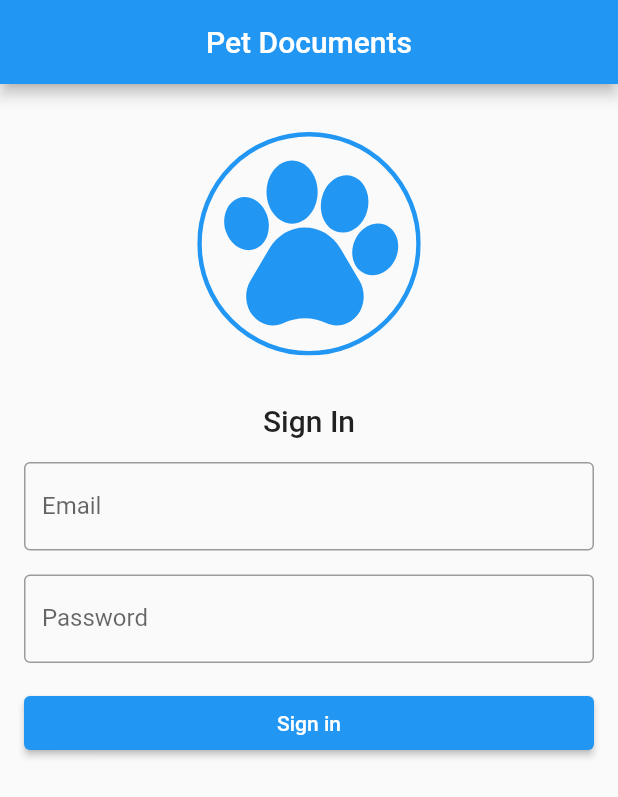
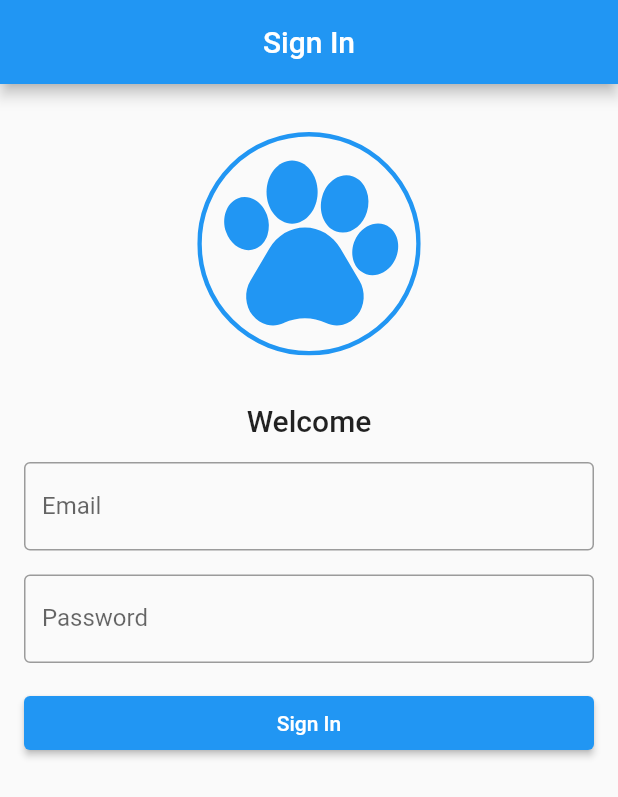
Before and after one commit to badgers-ua/pet-documents-flutter, a Flutter app: the screen it shows after launch, on a phone screen of 412 x 824 dp. Shown: the top 797 px of the screen. Run offline on Flutter 3.47's test engine with Material 2 defaults, Android fonts, the phone set to English and light mode, and no system bars; our stand-ins replace firebase_core, firebase_messaging, flutter_svg; accounts and stored records are empty; generated files the repository leaves out were written again.

```diff
--- /dev/null
+++ b/l10n.yaml
@@ -0,0 +1,3 @@
+arb-dir: lib/l10n
+template-arb-file: app_en.arb
+output_-localization-file: app_localizations.dart
--- /dev/null
+++ b/lib/l10n/l10n.dart
@@ -0,0 +1,13 @@
+import 'package:flutter/material.dart';
+import 'package:flutter_gen/gen_l10n/app_localizations.dart';
+
+class L10n {
+  static final all = [
+    const Locale('en'),
+    const Locale('uk'),
+  ];
+
+  static of(BuildContext context) {
+    return AppLocalizations.of(context);
+  }
+}
--- a/lib/main.dart
+++ b/lib/main.dart
@@ -1,7 +1,12 @@
 import 'package:firebase_core/firebase_core.dart';
 import 'package:firebase_messaging/firebase_messaging.dart';
 import 'package:flutter/material.dart';
+import 'package:flutter_localizations/flutter_localizations.dart';
 import 'package:pdoc/screens/sign_in_screen.dart';
+import 'package:flutter_gen/gen_l10n/app_localizations.dart';
+import 'package:pdoc/screens/tabs_screen.dart';
+
+import 'l10n/l10n.dart';
 
 Future<void> main() async {
   WidgetsFlutterBinding.ensureInitialized();
@@ -14,10 +19,19 @@ class MyApp extends StatelessWidget {
   @override
   Widget build(BuildContext context) {
     return MaterialApp(
-      title: 'Flutter Demo',
+      supportedLocales: L10n.all,
+      localizationsDelegates: [
+        AppLocalizations.delegate,
+        GlobalMaterialLocalizations.delegate,
+        GlobalWidgetsLocalizations.delegate
+        // GlobalCupertinoLocalizations.delegate
+      ],
       theme: ThemeData.light(),
       darkTheme: ThemeData.dark(),
       home: MainScreen(),
+      routes: {
+        TabsScreen.routeName: (context) => TabsScreen(),
+      },
     );
   }
 }
--- a/lib/screens/sign_in_screen.dart
+++ b/lib/screens/sign_in_screen.dart
@@ -1,16 +1,20 @@
-import 'dart:ffi';
-
 import 'package:flutter/material.dart';
 import 'package:flutter/widgets.dart';
 import 'package:flutter_svg/svg.dart';
 import 'package:pdoc/constants.dart';
+import 'package:pdoc/l10n/l10n.dart';
+import 'package:pdoc/screens/tabs_screen.dart';
 
 class SignInScreen extends StatelessWidget {
+  static const routeName = '/sign-in';
+
   @override
   Widget build(BuildContext context) {
     return Scaffold(
       appBar: AppBar(
-        title: Center(child: Text("Pet Documents")),
+        title: Center(
+          child: Text(L10n.of(context).sign_in_screen_app_bar_text),
+        ),
       ),
       body: SingleChildScrollView(
         child: SafeArea(
@@ -29,7 +33,7 @@ class SignInScreen extends StatelessWidget {
                   height: ThemeConstants.spacing(2),
                 ),
                 Text(
-                  "Sign In",
+                  L10n.of(context).sign_in_screen_welcome_text,
                   style: Theme.of(context).textTheme.headline6,
                 ),
                 SizedBox(
@@ -38,7 +42,8 @@ class SignInScreen extends StatelessWidget {
                 TextField(
                   decoration: InputDecoration(
                     border: OutlineInputBorder(),
-                    labelText: 'Email',
+                    labelText:
+                        L10n.of(context).sign_in_screen_email_text_field_text,
                   ),
                 ),
                 SizedBox(
@@ -47,7 +52,8 @@ class SignInScreen extends StatelessWidget {
                 TextField(
                   decoration: InputDecoration(
                     border: OutlineInputBorder(),
-                    labelText: 'Password',
+                    labelText: L10n.of(context)
+                        .sign_in_screen_password_text_field_text,
                   ),
                 ),
                 SizedBox(
@@ -56,8 +62,13 @@ class SignInScreen extends StatelessWidget {
                 SizedBox(
                   width: double.infinity,
                   child: ElevatedButton(
-                    onPressed: () {},
-                    child: Text("Sign in"),
+                    onPressed: () {
+                      Navigator.of(context)
+                          .pushReplacementNamed(TabsScreen.routeName);
+                    },
+                    child: Text(
+                      L10n.of(context).sign_in_screen_sign_in_button_text,
+                    ),
                   ),
                 )
               ],
--- a/pubspec.yaml
+++ b/pubspec.yaml
@@ -23,6 +23,8 @@ environment:
 dependencies:
   flutter:
     sdk: flutter
+  flutter_localizations:
+    sdk: flutter
 
 
   # The following adds the Cupertino Icons font to your application.
@@ -42,6 +44,7 @@ dev_dependencies:
 
 # The following section is specific to Flutter.
 flutter:
+  generate: true
 
   # The following line ensures that the Material Icons font is
   # included with your application, so that you can use the icons in
```
Also changed, not shown: lib/l10n/app_en.arb (added, +11 -0 lines), lib/l10n/app_uk.arb (added, +11 -0 lines), lib/screens/tabs_screen.dart (added, +67 -0 lines), pubspec.lock.
